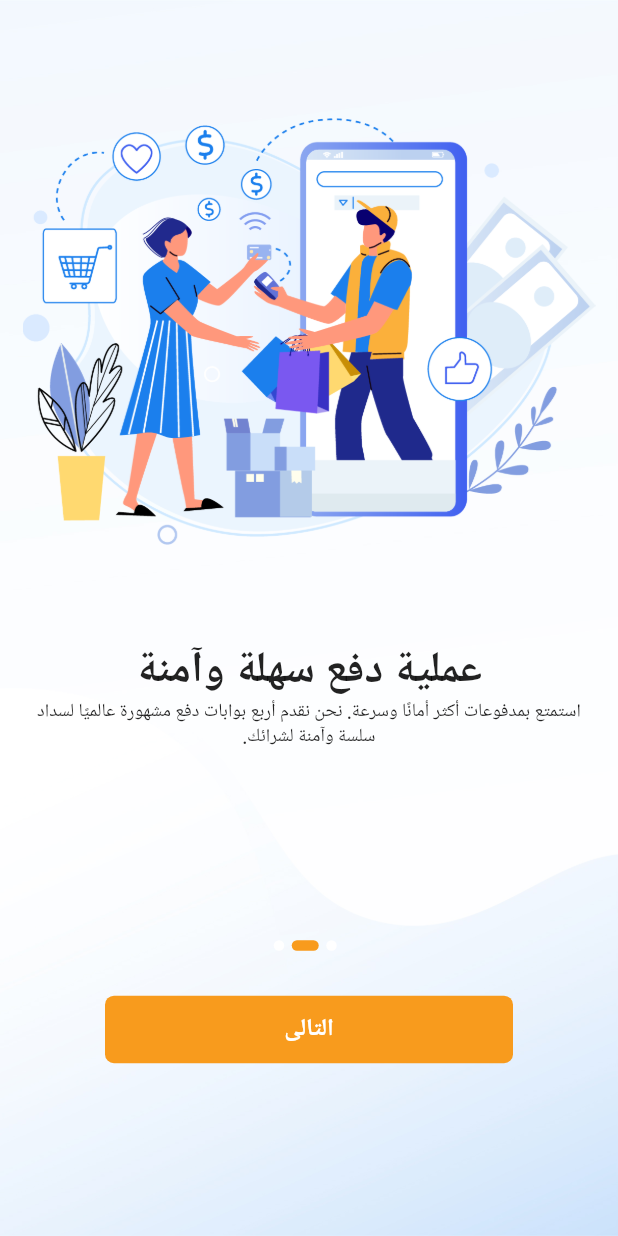
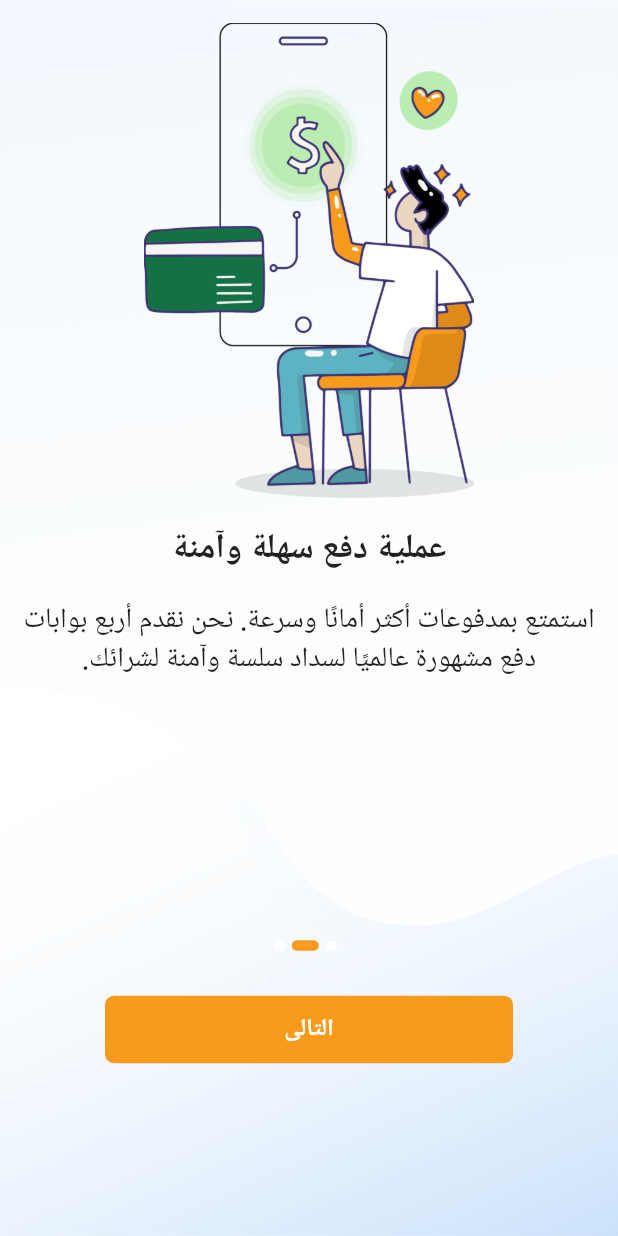
Before and after one commit to TopBusiness-Flutter-Projects/MedoSedo, a Flutter app: the OnBoardingScreen screen opened directly, after a tap on "التالى", on a phone screen of 412 x 824 dp. Run offline on Flutter 3.47's test engine with Material 2 defaults, Android fonts, the phone set to English and light mode, and no system bars; our stand-ins replace cached_network_image, carousel_slider, connectivity, country_code_picker, dio, dropdown_search and 24 more; missing offline and left inert: country_currency_pickers, flutter_downloader, flutter_html_table, flutter_inappwebview, google_maps_webservice; accounts and stored records are empty; network calls fail.

Commit message:
ahmed done

```diff
--- a/lib/data/repository/onboarding_repo.dart
+++ b/lib/data/repository/onboarding_repo.dart
@@ -16,17 +16,17 @@ class OnBoardingRepo{
     try {
       List<OnboardingModel> onBoardingList = [
         OnboardingModel(
-          'assets/images/onboarding_image_one.png',
+          'assets/images/1.png',
           '${getTranslated('on_boarding_title_one', context)} ${AppConstants.APP_NAME}',
           getTranslated('on_boarding_description_one', context),
         ),
         OnboardingModel(
-          'assets/images/onboarding_image_two.png',
+          'assets/images/12.png',
           getTranslated('on_boarding_title_two', context),
           getTranslated('on_boarding_description_two', context),
         ),
         OnboardingModel(
-          'assets/images/onboarding_image_three.png',
+          'assets/images/13.png',
           getTranslated('on_boarding_title_three', context),
           getTranslated('on_boarding_description_three', context),
         ),
--- a/lib/main.dart
+++ b/lib/main.dart
@@ -36,7 +36,6 @@ import 'package:medosedo_ecommerce/theme/light_theme.dart';
 import 'package:medosedo_ecommerce/utill/app_constants.dart';
 import 'package:medosedo_ecommerce/view/screen/splash/splash_screen.dart';
 import 'package:provider/provider.dart';
-
 import 'di_container.dart' as di;
 import 'firebase_options.dart';
 import 'helper/custom_delegate.dart';
@@ -100,7 +99,7 @@ Future<void> main() async {
       ChangeNotifierProvider(create: (context) => di.sl<GoogleSignInProvider>()),
       // ChangeNotifierProvider(create: (context) => di.sl<FacebookLoginProvider>()),
       ChangeNotifierProvider(create: (context) => di.sl<LocationProvider>()),
-      ChangeNotifierProvider(create: (context) => di.sl<WalletTransactionProvider>()),
+      ChangeNotifierProvider(create: (context) => di.sl<WalletTransactionProvider>())
     ],
     child: MyApp(orderId: _orderID),
   ));
--- a/lib/view/screen/onboarding/onboarding_screen.dart
+++ b/lib/view/screen/onboarding/onboarding_screen.dart
@@ -1,5 +1,4 @@
 import 'package:flutter/material.dart';
-
 import 'package:medosedo_ecommerce/localization/language_constrants.dart';
 import 'package:medosedo_ecommerce/provider/onboarding_provider.dart';
 import 'package:medosedo_ecommerce/provider/splash_provider.dart';
@@ -50,10 +49,14 @@ class OnBoardingScreen extends StatelessWidget {
                         padding: EdgeInsets.all(Dimensions.PADDING_SIZE_DEFAULT),
                         child: Column(
                           children: [
-                            Image.asset(onBoardingList.onBoardingList[index].imageUrl, height: _height*0.5),
-                            Text(onBoardingList.onBoardingList[index].title, style: titilliumBold.copyWith(fontSize: _height*0.035), textAlign: TextAlign.center),
+                            Flexible(child: Image.asset(onBoardingList.onBoardingList[index].imageUrl, height:MediaQuery.of(context).size.width/1.3)),
+                            Padding(
+                              padding:  EdgeInsets.symmetric(
+                                  vertical:  MediaQuery.of(context).size.width/22),
+                              child: Text(onBoardingList.onBoardingList[index].title, style: titilliumBold.copyWith( fontSize:MediaQuery.of(context).size.width/18), textAlign: TextAlign.center),
+                            ),
                             Text(onBoardingList.onBoardingList[index].description, textAlign: TextAlign.center, style: titilliumRegular.copyWith(
-                              fontSize: _height*0.015,
+                              fontSize:MediaQuery.of(context).size.width/22,
                             )),
                           ],
                         ),
--- a/pubspec.yaml
+++ b/pubspec.yaml
@@ -3,7 +3,7 @@ description: A new Flutter setup application for starting a project.
 
 publish_to: 'none'
 
-version: 3.0.0+10
+version: 3.0.0+11
 
 environment:
   sdk: '>=3.0.6 <4.0.0'
```
Also changed, not shown: lib/view/screen/cart/widget/cart_widget.dart (+12 -3 lines), assets/images/1.png (added), assets/images/12.png (added), assets/images/13.png (added).
